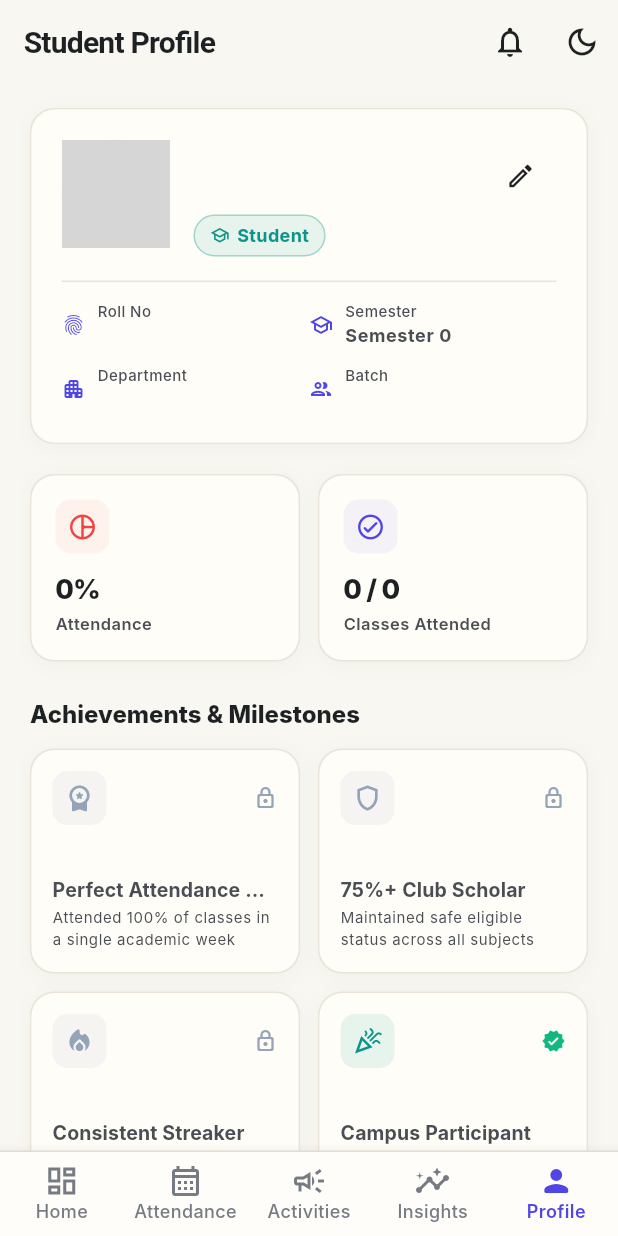
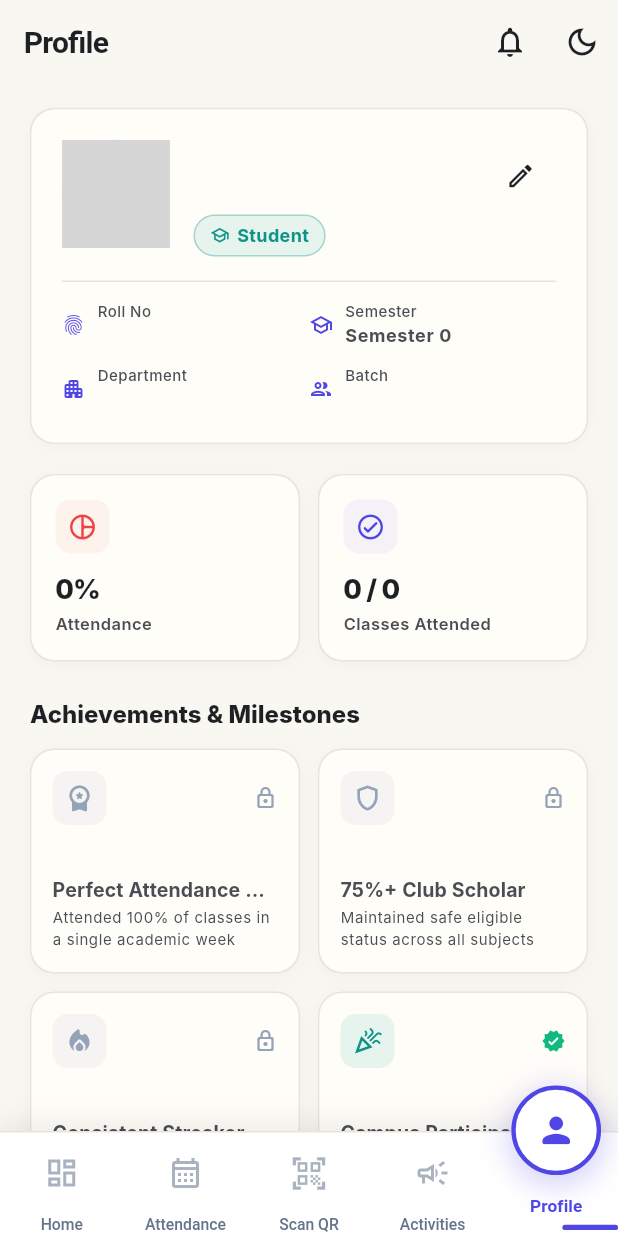
Before and after one commit to Bajpai-Mayank/Presenza-SIH25011, a Flutter app: the screen it shows once a user with an empty profile is signed in, item 5 of the bottom bar chosen, on a phone screen of 412 x 824 dp. Run offline on Flutter 3.47's test engine with Material 3 defaults, Android fonts, the phone set to English and light mode, and no system bars; our stand-ins replace cloud_firestore, firebase_auth, firebase_core, firebase_messaging, flutter_animate, flutter_image_compress and 9 more; missing offline and left inert: mobile_scanner; accounts and stored records are empty; network calls fail; Roboto replaces fonts that are missing (Inter); grey boxes are pictures that could not be loaded.

Commit message:
feat(nav): add interactive animated bottom navbar with QR Scanner as center tab
- New AnimatedBottomNavBar widget with pop-up circle animation on selected item
- Selected icon rises above the bar with spring animation inside a highlighted circle
- Sliding indicator bar follows the active tab
- QR Scanner moved from separate route into navbar as center (3rd) tab
- Student shell restructured: Home, Attendance, Scan QR, Activities, Profile
- Responsive: animated navbar on mobile, NavigationRail on desktop

```diff
--- a/lib/features/auth/screens/login_screen.dart
+++ b/lib/features/auth/screens/login_screen.dart
@@ -24,9 +24,24 @@ class _LoginScreenState extends ConsumerState<LoginScreen> {
   bool _rememberMe = false;
   String? _errorMessage;
 
+  late ProviderSubscription<AuthState> _authSub;
+
   @override
   void initState() {
     super.initState();
+    // Set up auth listener – runs only while this widget is alive
+    _authSub = ref.listenManual<AuthState>(authStatusProvider, (previous, next) {
+      if (next.status == AuthStatus.authenticated && next.user != null) {
+        _routeForRole(next.user!.role);
+      } else if (next.status == AuthStatus.profileMissing) {
+        context.go('/no-profile');
+      } else if (next.status == AuthStatus.error && next.errorMessage != null) {
+        setState(() {
+          _isLoading = false;
+          _errorMessage = next.errorMessage;
+        });
+      }
+    });
     _loadRememberMe();
   }
 
@@ -47,6 +62,8 @@ class _LoginScreenState extends ConsumerState<LoginScreen> {
 
   @override
   void dispose() {
+    // Cancel auth listener to avoid memory leaks
+    _authSub.close();
     _emailController.dispose();
     _passwordController.dispose();
     super.dispose();
@@ -88,12 +105,8 @@ class _LoginScreenState extends ConsumerState<LoginScreen> {
         await prefs.setBool('remember_me_enabled', false);
       }
 
-      // If already authenticated, route immediately
-      final authState = ref.read(authStatusProvider);
-      if (authState.status == AuthStatus.authenticated && authState.user != null) {
-        if (mounted) _routeForRole(authState.user!.role);
-        return;
-      }
+      // No immediate navigation here – the auth listener will handle routing safely.
+
     }
 
     if (mounted) {
--- a/lib/features/student/screens/student_shell.dart
+++ b/lib/features/student/screens/student_shell.dart
@@ -3,8 +3,9 @@ import 'package:flutter_riverpod/flutter_riverpod.dart';
 import 'package:presenza/config/theme/app_colors.dart';
 import 'package:presenza/features/student/tabs/student_home_tab.dart';
 import 'package:presenza/features/student/tabs/student_attendance_tab.dart';
+import 'package:presenza/features/student/screens/qr_scanner_screen.dart';
 import 'package:presenza/features/student/tabs/student_activities_tab.dart';
-import 'package:presenza/features/student/tabs/student_insights_tab.dart';
+
 import 'package:presenza/features/student/tabs/student_profile_tab.dart';
 import 'package:presenza/providers/app_providers.dart';
 import 'package:presenza/shared/widgets/shared_widgets.dart';
@@ -22,9 +23,9 @@ class _StudentShellState extends ConsumerState<StudentShell> {
   final List<String> _titles = [
     'Student Portal',
     'Subject Attendance',
+    'QR Scanner',
     'Campus Activities',
-    'Academic Insights',
-    'Student Profile',
+    'Profile',
   ];
 
   void _showNotifications(BuildContext context) {
@@ -133,11 +134,11 @@ class _StudentShellState extends ConsumerState<StudentShell> {
     final pages = [
       StudentHomeTab(
         onNavigateToAttendance: () => setState(() => _currentIndex = 1),
-        onNavigateToActivities: () => setState(() => _currentIndex = 2),
+        onNavigateToActivities: () => setState(() => _currentIndex = 3),
       ),
       const StudentAttendanceTab(),
+      const QrScannerScreen(),
       const StudentActivitiesTab(),
-      const StudentInsightsTab(),
       const StudentProfileTab(),
     ];
 
@@ -153,14 +154,15 @@ class _StudentShellState extends ConsumerState<StudentShell> {
         label: 'Attendance',
       ),
       ShellNavigationItem(
+        icon: Icons.qr_code_scanner_outlined,
+        activeIcon: Icons.qr_code_scanner_rounded,
+        label: 'Scan QR',
+        iconSize: 26,
+      ),
+      ShellNavigationItem(
         icon: Icons.campaign_outlined,
         activeIcon: Icons.campaign_rounded,
         label: 'Activities',
-      ),
-      ShellNavigationItem(
-        icon: Icons.insights_outlined,
-        activeIcon: Icons.insights_rounded,
-        label: 'Insights',
       ),
       ShellNavigationItem(
         icon: Icons.person_outline_rounded,
--- /dev/null
+++ b/lib/shared/widgets/animated_bottom_navbar.dart
@@ -0,0 +1,261 @@
+import 'package:flutter/material.dart';
+import 'package:presenza/config/theme/app_colors.dart';
+
+/// An interactive animated bottom navigation bar where the selected item
+/// "pops up" above the bar inside a circular highlighted container.
+///
+/// Inspired by modern mobile navigation patterns — the active icon rises
+/// with a spring animation while inactive icons stay in their resting position.
+class AnimatedBottomNavBar extends StatefulWidget {
+  final int currentIndex;
+  final ValueChanged<int> onTap;
+  final List<AnimatedNavItem> items;
+
+  const AnimatedBottomNavBar({
+    super.key,
+    required this.currentIndex,
+    required this.onTap,
+    required this.items,
+  });
+
+  @override
+  State<AnimatedBottomNavBar> createState() => _AnimatedBottomNavBarState();
+}
+
+class _AnimatedBottomNavBarState extends State<AnimatedBottomNavBar>
+    with TickerProviderStateMixin {
+  late List<AnimationController> _controllers;
+  late List<Animation<double>> _elevationAnims;
+  late List<Animation<double>> _scaleAnims;
+  late List<Animation<double>> _iconFadeAnims;
+
+  static const double _barHeight = 70.0;
+  static const double _iconPopUp = 28.0; // How far the selected icon rises
+  static const double _circleSize = 52.0;
+  static const Duration _animDuration = Duration(milliseconds: 400);
+
+  @override
+  void initState() {
+    super.initState();
+    _initControllers();
+    // Start with current tab animated
+    _controllers[widget.currentIndex].forward();
+  }
+
+  void _initControllers() {
+    _controllers = List.generate(widget.items.length, (i) {
+      return AnimationController(
+        vsync: this,
+        duration: _animDuration,
+      );
+    });
+
+    _elevationAnims = _controllers.map((c) {
+      return Tween<double>(begin: 0.0, end: 1.0).animate(
+        CurvedAnimation(parent: c, curve: Curves.easeOutBack),
+      );
+    }).toList();
+
+    _scaleAnims = _controllers.map((c) {
+      return Tween<double>(begin: 1.0, end: 1.15).animate(
+        CurvedAnimation(parent: c, curve: Curves.easeOutCubic),
+      );
+    }).toList();
+
+    _iconFadeAnims = _controllers.map((c) {
+      return Tween<double>(begin: 0.55, end: 1.0).animate(
+        CurvedAnimation(parent: c, curve: Curves.easeOut),
+      );
+    }).toList();
+  }
+
+  @override
+  void didUpdateWidget(covariant AnimatedBottomNavBar oldWidget) {
+    super.didUpdateWidget(oldWidget);
+    if (oldWidget.currentIndex != widget.currentIndex) {
+      _controllers[oldWidget.currentIndex].reverse();
+      _controllers[widget.currentIndex].forward();
+    }
+  }
+
+  @override
+  void dispose() {
+    for (final c in _controllers) {
+      c.dispose();
+    }
+    super.dispose();
+  }
+
+  @override
+  Widget build(BuildContext context) {
+    final isDark = Theme.of(context).brightness == Brightness.dark;
+    final barColor = isDark ? AppColors.surfaceDark : Colors.white;
+    final borderColor = isDark ? AppColors.cardBorderDark : AppColors.cardBorderLight;
+    final activeColor = isDark ? AppColors.primaryDark : AppColors.primary;
+    final inactiveColor = isDark ? AppColors.slate400 : AppColors.slate500;
+    final circleBg = isDark ? AppColors.cardDark : Colors.white;
+
+    return SizedBox(
+      height: _barHeight + _iconPopUp / 2 + MediaQuery.of(context).padding.bottom,
+      child: Stack(
+        clipBehavior: Clip.none,
+        children: [
+          // ── Bar Background ────────────────────────────────────────
+          Positioned(
+            left: 0,
+            right: 0,
+            bottom: 0,
+            child: Container(
+              height: _barHeight + MediaQuery.of(context).padding.bottom,
+              decoration: BoxDecoration(
+                color: barColor,
+                border: Border(
+                  top: BorderSide(color: borderColor, width: 1),
+                ),
+                boxShadow: [
+                  BoxShadow(
+                    color: (isDark ? Colors.black : Colors.black12).withValues(alpha: isDark ? 0.4 : 0.08),
+                    blurRadius: 16,
+                    offset: const Offset(0, -4),
+                  ),
+                ],
+              ),
+            ),
+          ),
+
+          // ── Sliding Indicator ─────────────────────────────────────
+          Positioned(
+            bottom: MediaQuery.of(context).padding.bottom + 4,
+            left: 0,
+            right: 0,
+            child: AnimatedAlign(
+              duration: _animDuration,
+              curve: Curves.easeOutCubic,
+              alignment: Alignment(
+                -1.0 + (2.0 * widget.currentIndex / (widget.items.length - 1)),
+                0.0,
+              ),
+              child: Container(
+                width: MediaQuery.of(context).size.width / widget.items.length * 0.45,
+                height: 3.5,
+                decoration: BoxDecoration(
+                  color: activeColor,
+                  borderRadius: BorderRadius.circular(2),
+                ),
+              ),
+            ),
+          ),
+
+          // ── Navigation Items ──────────────────────────────────────
+          Positioned(
+            left: 0,
+            right: 0,
+            bottom: MediaQuery.of(context).padding.bottom,
+            height: _barHeight,
+            child: Row(
+              children: List.generate(widget.items.length, (index) {
+                final item = widget.items[index];
+                final isSelected = index == widget.currentIndex;
+
+                return Expanded(
+                  child: GestureDetector(
+                    behavior: HitTestBehavior.opaque,
+                    onTap: () => widget.onTap(index),
+                    child: AnimatedBuilder(
+                      animation: _controllers[index],
+                      builder: (context, child) {
+                        final elevation = _elevationAnims[index].value;
+                        final scale = _scaleAnims[index].value;
+                        final iconOpacity = _iconFadeAnims[index].value;
+
+                        return Column(
+                          mainAxisAlignment: MainAxisAlignment.center,
+                          children: [
+                            // ── Pop-up circle + icon ─────────────────────
+                            Transform.translate(
+                              offset: Offset(0, -elevation * _iconPopUp),
+                              child: Transform.scale(
+                                scale: scale,
+                                child: AnimatedContainer(
+                                  duration: _animDuration,
+                                  width: _circleSize,
+                                  height: _circleSize,
+                                  decoration: BoxDecoration(
+                                    shape: BoxShape.circle,
+                                    color: circleBg,
+                                    border: Border.all(
+                                      color: isSelected
+                                          ? activeColor
+                                          : Colors.transparent,
+                                      width: isSelected ? 2.5 : 0,
+                                    ),
+                                    boxShadow: isSelected
+                                        ? [
+                                            BoxShadow(
+                                              color: activeColor.withValues(alpha: 0.25),
+                                              blurRadius: 14,
+                                              spreadRadius: 2,
+                                              offset: const Offset(0, 4),
+                                            ),
+                                          ]
+                                        : [],
+                                  ),
+                                  child: Opacity(
+                                    opacity: iconOpacity,
+                                    child: Icon(
+                                      isSelected ? item.activeIcon : item.icon,
+                                      color: isSelected ? activeColor : inactiveColor,
+                                      size: item.iconSize ?? 24,
+                                    ),
+                                  ),
+                                ),
+                              ),
+                            ),
+
+                            // ── Label ──────────────────────────────────
+                            Transform.translate(
+                              offset: Offset(0, -elevation * (_iconPopUp * 0.45)),
+                              child: Padding(
+                                padding: const EdgeInsets.only(top: 2),
+                                child: AnimatedDefaultTextStyle(
+                                  duration: _animDuration,
+                                  style: TextStyle(
+                                    fontSize: isSelected ? 11.5 : 10.5,
+                                    fontWeight:
+                                        isSelected ? FontWeight.w700 : FontWeight.w500,
+                                    color: isSelected ? activeColor : inactiveColor,
+                                    letterSpacing: isSelected ? 0.1 : 0,
+                                  ),
+                                  child: Text(item.label),
+                                ),
+                              ),
+                            ),
+                          ],
+                        );
+                      },
+                    ),
+                  ),
+                );
+              }),
+            ),
+          ),
+        ],
+      ),
+    );
+  }
+}
+
+/// A single item in the [AnimatedBottomNavBar].
+class AnimatedNavItem {
+  final IconData icon;
+  final IconData activeIcon;
+  final String label;
+  final double? iconSize;
+
+  const AnimatedNavItem({
+    required this.icon,
+    required this.activeIcon,
+    required this.label,
+    this.iconSize,
+  });
+}
--- a/lib/shared/widgets/responsive_layout.dart
+++ b/lib/shared/widgets/responsive_layout.dart
@@ -1,21 +1,24 @@
 import 'package:flutter/material.dart';
 import 'package:presenza/config/theme/app_colors.dart';
+import 'package:presenza/shared/widgets/animated_bottom_navbar.dart';
 
 /// Navigation item definition for responsive shells.
 class ShellNavigationItem {
   final IconData icon;
   final IconData activeIcon;
   final String label;
+  final double? iconSize;
 
   const ShellNavigationItem({
     required this.icon,
     required this.activeIcon,
     required this.label,
+    this.iconSize,
   });
 }
 
 /// A responsive shell widget that automatically displays:
-/// - Bottom Navigation Bar on Mobile (< 768px)
+/// - Animated Bottom Navigation Bar on Mobile (< 768px)
 /// - Navigation Rail / Sidebar on Tablet & Web Desktop (>= 768px)
 class ResponsiveShell extends StatelessWidget {
   final int currentIndex;
@@ -93,31 +96,28 @@ class ResponsiveShell extends StatelessWidget {
       );
     }
 
+    // ── Mobile: Use Animated Bottom Nav Bar ────────────────────────
     return Scaffold(
       appBar: appBar,
-      body: body,
+      // Use extendBody so the animated navbar can overlap
+      extendBody: true,
+      body: Padding(
+        // Add bottom padding so content doesn't hide behind the navbar
+        padding: const EdgeInsets.only(bottom: 0),
+        child: body,
+      ),
       floatingActionButton: floatingActionButton,
-      bottomNavigationBar: Container(
-        decoration: BoxDecoration(
-          border: Border(
-            top: BorderSide(
-              color: isDark ? AppColors.cardBorderDark : AppColors.cardBorderLight,
-              width: 1,
-            ),
-          ),
-        ),
-        child: BottomNavigationBar(
+      bottomNavigationBar: AnimatedBottomNavBar(
         currentIndex: currentIndex,
         onTap: onIndexChanged,
-          type: BottomNavigationBarType.fixed,
         items: items.map((item) {
-            return BottomNavigationBarItem(
-              icon: Icon(item.icon),
-              activeIcon: Icon(item.activeIcon),
+          return AnimatedNavItem(
+            icon: item.icon,
+            activeIcon: item.activeIcon,
             label: item.label,
+            iconSize: item.iconSize,
           );
         }).toList(),
-        ),
       ),
     );
   }
--- a/lib/shared/widgets/shared_widgets.dart
+++ b/lib/shared/widgets/shared_widgets.dart
@@ -18,6 +18,7 @@ export 'attendance_calendar.dart';
 export 'attendance_correction_modal.dart';
 export 'security_overlay.dart';
 export 'wavy_header.dart';
+export 'animated_bottom_navbar.dart';
 /// Legacy GlassCard adapter: renders a sleek AppCard with Presenza V2 theme.
 class GlassCard extends StatelessWidget {
   final Widget child;
```
Also changed, not shown: 1 other file. Lines whose indentation alone changed are shown as unchanged.
